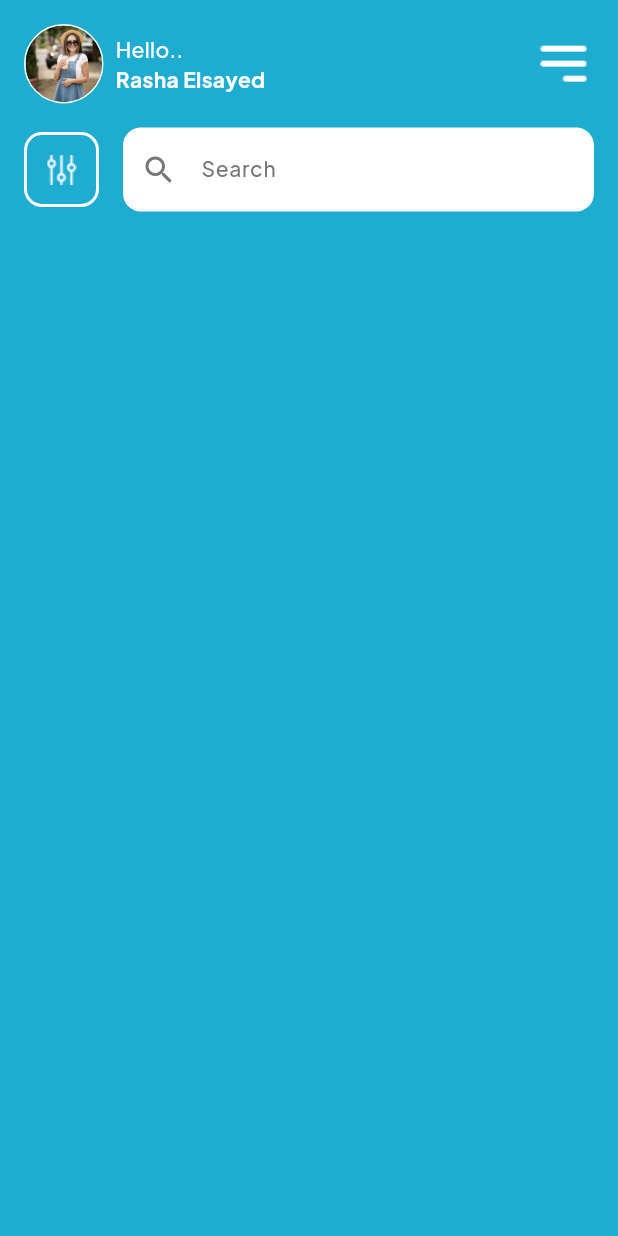
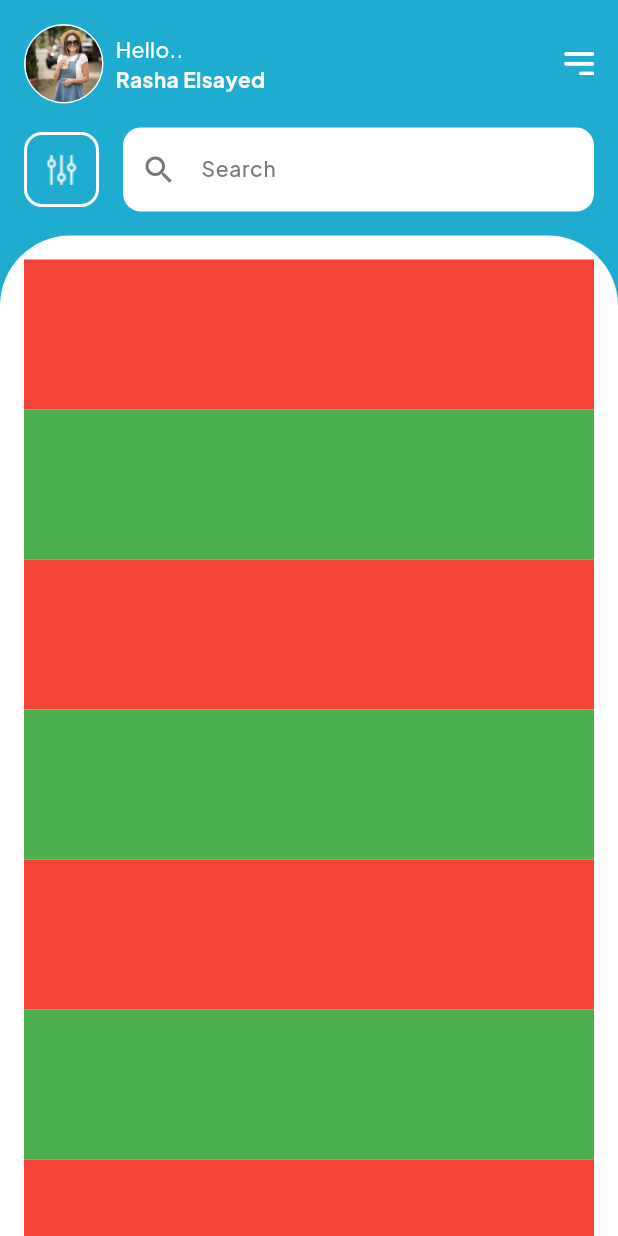
Before and after one commit to elshoram974/test_ramo, a Flutter app: the screen it shows after launch, on a phone screen of 412 x 824 dp. Run offline on Flutter 3.47's test engine with Material 3 defaults, Android fonts, the light colour scheme and no system bars.

Commit message:
refactor code

```diff
--- a/lib/view/screen/home_screen.dart
+++ b/lib/view/screen/home_screen.dart
@@ -3,6 +3,7 @@ import 'package:test_ramo/core/utils/constants/app_constants.dart';
 import 'package:test_ramo/core/utils/extensions/theme_ex.dart';
 
 import '../widget/app_bar/app_bar_with_drawer_widget.dart';
+import '../widget/home_body_widget.dart';
 
 class HomeScreen extends StatelessWidget {
   const HomeScreen({super.key});
@@ -14,14 +15,24 @@ class HomeScreen extends StatelessWidget {
       body: SafeArea(
         child: ColoredBox(
           color: context.theme.primaryColor,
-          child: const CustomScrollView(
+          child: CustomScrollView(
             slivers: [
-              SliverPadding(
+              const SliverPadding(
                 padding: EdgeInsets.all(AppConst.paddingSizeDefualt),
-                sliver: SliverToBoxAdapter(
-                  child: AppBarWithDrawerWidget(),
+                sliver: SliverToBoxAdapter(child: AppBarWithDrawerWidget()),
+              ),
+              SliverFillRemaining(
+                hasScrollBody: false,
+                child: Container(
+                  padding: const EdgeInsets.all(AppConst.paddingSizeDefualt),
+                  decoration: const BoxDecoration(
+                    color: Colors.white,
+                    borderRadius:
+                        BorderRadius.vertical(top: Radius.circular(47)),
+                  ),
+                  child: const HomeBodyWidget(),
                 ),
-              ),
+              )
             ],
           ),
         ),
--- a/lib/view/widget/drawer_button_widget.dart
+++ b/lib/view/widget/app_bar/drawer_button_widget.dart
@@ -1,7 +1,7 @@
 import 'package:flutter/material.dart';
 
-import '../../core/utils/constants/app_constants.dart';
-import '../../core/utils/constants/app_images.dart';
+import '../../../core/utils/constants/app_constants.dart';
+import '../../../core/utils/constants/app_images.dart';
 
 class DrawerButtonWidget extends StatelessWidget {
   const DrawerButtonWidget({super.key});
@@ -13,8 +13,8 @@ class DrawerButtonWidget extends StatelessWidget {
       borderRadius: BorderRadius.circular(AppConst.borderRadius),
       child: Image.asset(
         AppImages.drawerIcon,
-        height: 40,
-        width: 40,
+        height: 20,
+        width: 20,
       ),
     );
   }
--- a/lib/view/widget/app_bar/profile_data_widget.dart
+++ b/lib/view/widget/app_bar/profile_data_widget.dart
@@ -5,7 +5,7 @@ import '../../../core/utils/config/locale/generated/l10n.dart';
 import '../../../core/utils/constants/app_constants.dart';
 import '../../../core/utils/constants/app_images.dart';
 import '../../../core/utils/constants/text_style.dart';
-import '../drawer_button_widget.dart';
+import 'drawer_button_widget.dart';
 
 class ProfileDataWidget extends StatelessWidget {
   const ProfileDataWidget({super.key});
--- /dev/null
+++ b/lib/view/widget/home_body_widget.dart
@@ -0,0 +1,20 @@
+import 'package:flutter/material.dart';
+
+class HomeBodyWidget extends StatelessWidget {
+  const HomeBodyWidget({super.key});
+
+  @override
+  Widget build(BuildContext context) {
+    return Column(
+      children: [
+        ...List.generate(
+          20,
+          (index) => Container(
+            height: 100,
+            color: index.isEven ? Colors.red : Colors.green,
+          ),
+        )
+      ],
+    );
+  }
+}
```
Also changed, not shown: assets/images/drawer_icon.png.
